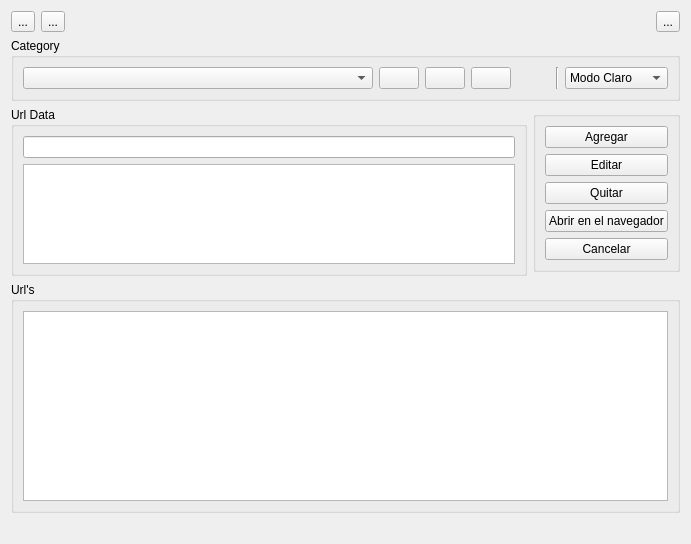
Above: widget.ui from lincolningaroca/xxxApp before the change. Below: the same form after it.
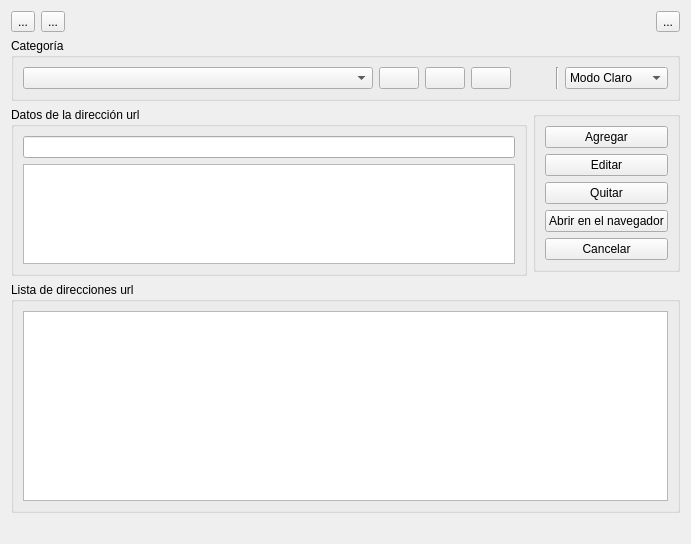
That is the form after the change. Icons and pictures are not drawn.

Commit message: Updating the titles of the groupboxes in the main form.

What changed in the file:
```diff
--- a/widget.ui
+++ b/widget.ui
@@ -100,7 +100,7 @@
    <item>
     <widget class="QGroupBox" name="groupBox_3">
      <property name="title">
-      <string>Category</string>
+      <string>Categoría</string>
      </property>
      <layout class="QHBoxLayout" name="horizontalLayout_2">
       <item>
@@ -241,7 +241,7 @@
         </sizepolicy>
        </property>
        <property name="title">
-        <string>Url Data</string>
+        <string>Datos de la dirección url</string>
        </property>
        <layout class="QVBoxLayout" name="verticalLayout_3">
         <item>
@@ -352,7 +352,7 @@
       </sizepolicy>
      </property>
      <property name="title">
-      <string>Url's</string>
+      <string>Lista de direcciones url</string>
      </property>
      <layout class="QVBoxLayout" name="verticalLayout_2">
       <item>
```
